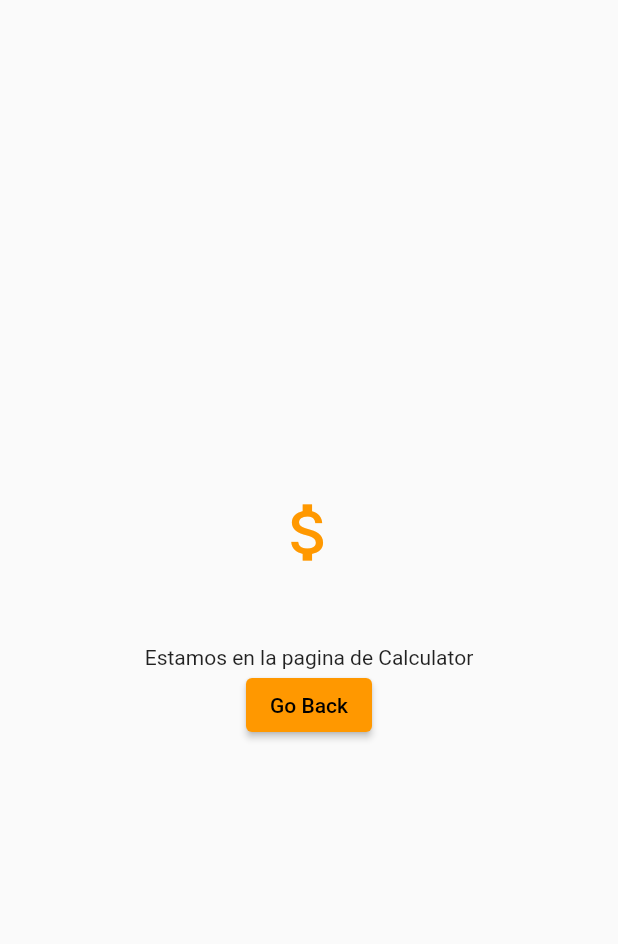
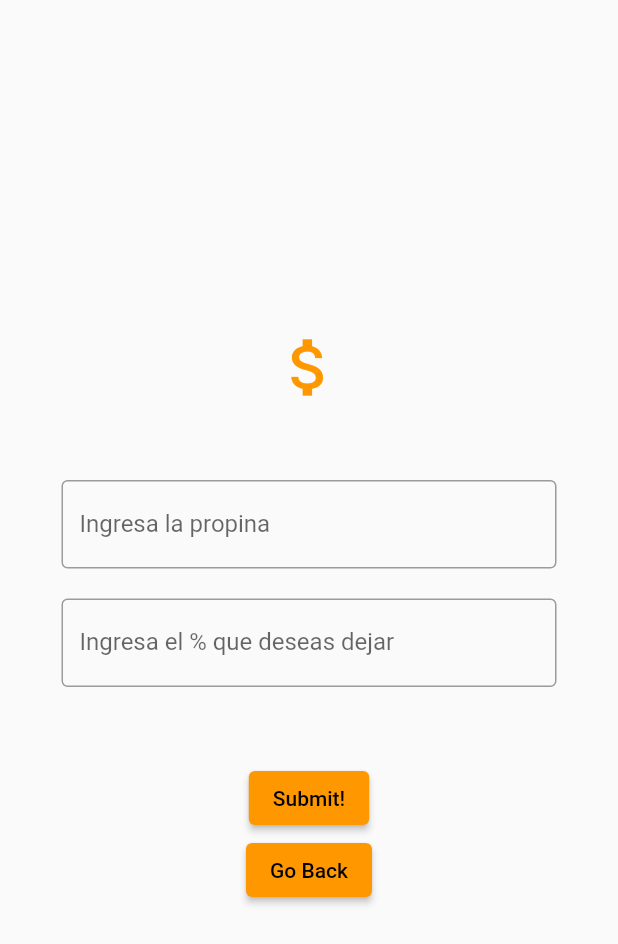
Before and after one commit to Axel-Fiestas/Calculadora_Propinas, a Flutter app: the CalculatorPage screen opened by its route, on a phone screen of 412 x 824 dp. Shown: the top 944 px of the screen. Run offline on Flutter 3.47's test engine with Material 2 defaults, Android fonts, the phone set to English and light mode, and no system bars; network calls fail.

Commit message:
Data manipulate in progress

```diff
--- a/lib/main.dart
+++ b/lib/main.dart
@@ -1,4 +1,5 @@
 import 'package:flutter/material.dart';
+import 'package:flutter/services.dart';
 
 void main() {
   runApp(const CalculadoraPropinasApp());
@@ -90,7 +91,7 @@ class CalculatorPage extends StatelessWidget {
                   semanticLabel: 'Money Icon for decorative objectives',
                 ),
                 SizedBox(height: 50,),
-                Text('Estamos en la pagina de Calculator'),
+                BriveForm(),
                 ElevatedButton(
                     onPressed: (){
                   Navigator.pop(context);
@@ -102,3 +103,94 @@ class CalculatorPage extends StatelessWidget {
     );
   }
 }
+
+class BriveForm extends StatefulWidget {
+  const BriveForm({Key? key}) : super(key: key);
+
+  @override
+  State<BriveForm> createState() => _BriveFormState();
+}
+
+class _BriveFormState extends State<BriveForm> {
+
+  final _formKey=GlobalKey<FormState>();
+  late String brive;
+  late String porcentaje;
+
+  @override
+  Widget build(BuildContext context) {
+    return Form(
+      key: _formKey,
+      child: Column(
+        children: <Widget>[
+          Container(
+            width: 330,
+            child: Column(
+              children: [
+                TextFormField(
+                  onSaved: (value){
+                    brive=value.toString();
+                    },
+                  onChanged:(text){
+                    print(text.runtimeType);
+                    },
+                  decoration: const InputDecoration(
+                      border: OutlineInputBorder(),
+                      labelText: 'Ingresa la propina'
+                    ),
+                  keyboardType: TextInputType.number,
+                  inputFormatters: <TextInputFormatter>[
+                    FilteringTextInputFormatter.digitsOnly
+                  ],
+                  validator: (value){
+                    if(value==null || value.isEmpty){
+                      return 'Por favor ingresar valor';
+                    }
+                    return null;
+                  }
+                ),
+                SizedBox(
+                  height: 20,
+                ),
+                TextFormField(
+                  onChanged:(text){print(text);},
+                  decoration: const InputDecoration(
+                      border: OutlineInputBorder(),
+                      labelText: 'Ingresa el % que deseas dejar'
+                  ),
+                  keyboardType: TextInputType.number,
+                  inputFormatters: <TextInputFormatter>[
+                    FilteringTextInputFormatter.digitsOnly
+                  ],
+                  validator: (value){
+
+                    if(value==null || value.isEmpty){
+                      return 'Por favor ingresar valor';
+                    }
+                    int parsedValue=int.parse(value);
+                    if(parsedValue<0 || parsedValue>100) {
+                      return 'Porcentaje fuera del rango (0%-100%)';
+                    }
+                    return null;
+                  },
+                ),
+                SizedBox(
+                  height: 50,
+                ),
+                ElevatedButton(
+                    onPressed: (){
+                      if(_formKey.currentState!.validate()){
+                        ScaffoldMessenger.of(context).showSnackBar(
+                          const SnackBar(content: Text('Datos correctos!'))
+                        );
+                      }
+                    },
+                    child: Text("Submit!")),
+              ],
+            ),
+          ),
+        ],
+      ),
+    );
+  }
+}
```
